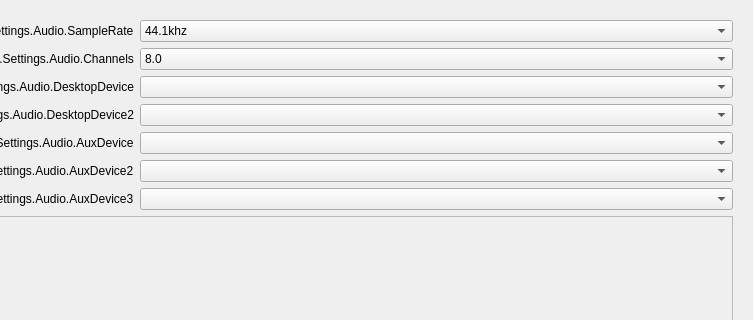
This is UI/forms/OBSBasicSettings.ui in Casinni/obs-studio as Qt 5 draws it before an edit; both pictures show x 228 to 981 and y 0 to 320 of the 981 by 748 pixel window. The edited form follows.
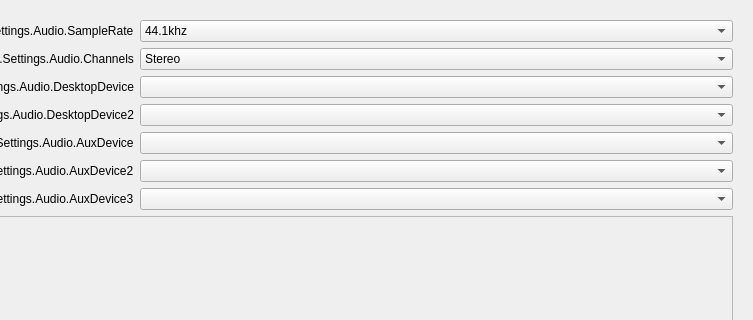
This is the edited form. The open tabs and pages were chosen to show the change. Icons and pictures are not drawn.

What changed in the file:
```diff
--- a/UI/forms/OBSBasicSettings.ui
+++ b/UI/forms/OBSBasicSettings.ui
@@ -3013,10 +3013,10 @@
          <item row="1" column="1">
           <widget class="QComboBox" name="channelSetup">
            <property name="currentText">
-            <string>8.0</string>
+            <string>Stereo</string>
            </property>
            <property name="currentIndex">
-            <number>6</number>
+            <number>1</number>
            </property>
            <item>
             <property name="text">
```
